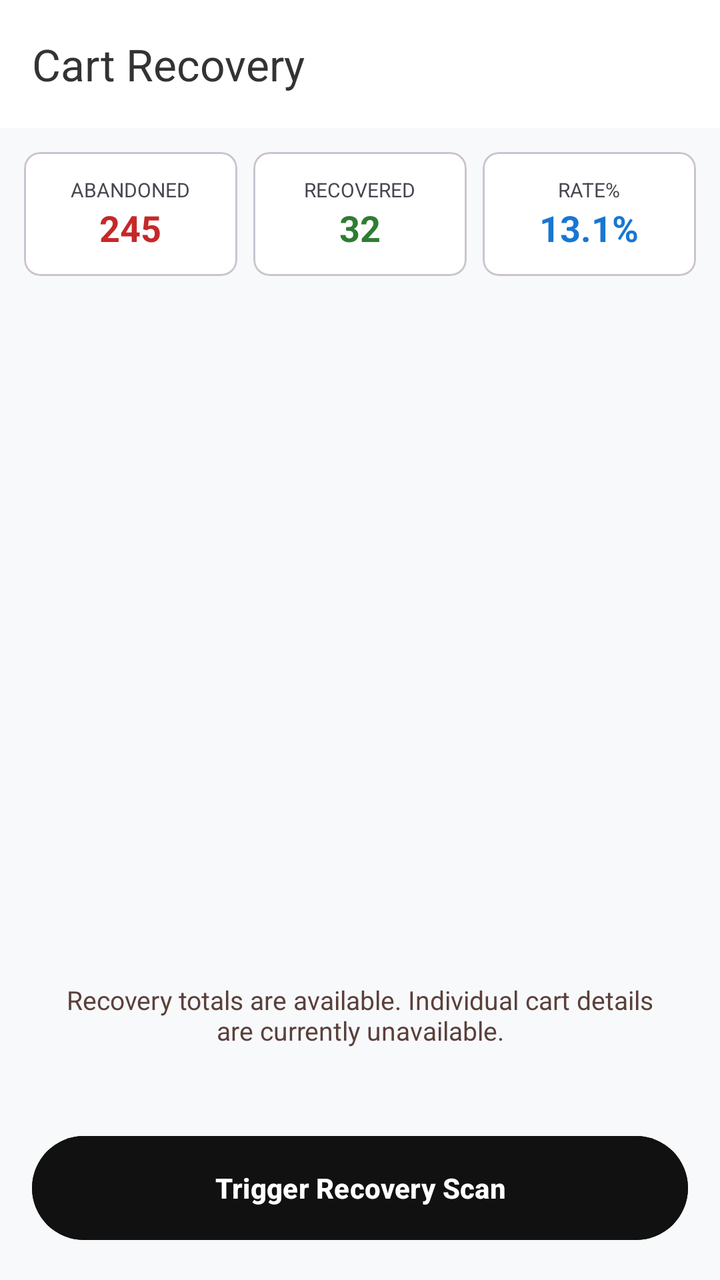
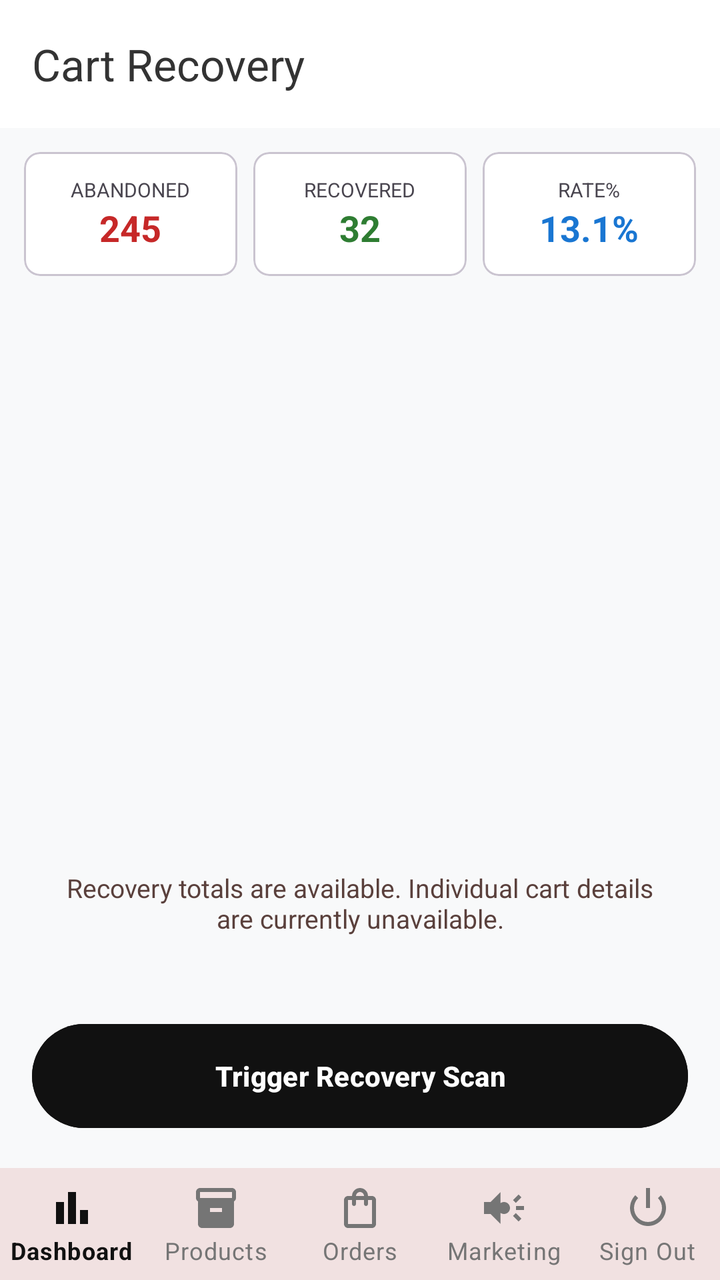

Two renders of the same Android screen: before a commit and after it. Below are the layout's source before the change and the commit's diff.
<!-- AndroidManifest.xml: application theme Theme.TirTirMCommerce -->
<!-- res/layout/activity_admin_cart_recovery.xml -->
<?xml version="1.0" encoding="utf-8"?>
<LinearLayout xmlns:android="http://schemas.android.com/apk/res/android"
    xmlns:app="http://schemas.android.com/apk/res-auto"
    android:layout_width="match_parent"
    android:layout_height="match_parent"
    android:orientation="vertical"
    android:background="#F8F9FA">

    <com.google.android.material.appbar.AppBarLayout
        android:layout_width="match_parent"
        android:layout_height="wrap_content">
        <androidx.appcompat.widget.Toolbar
            android:id="@+id/toolbarAdminCartRecovery"
            android:layout_width="match_parent"
            android:layout_height="?attr/actionBarSize"
            android:background="#FFFFFF"
            app:title="Cart Recovery"
            app:titleTextColor="#333333" />
    </com.google.android.material.appbar.AppBarLayout>

    <LinearLayout
        android:layout_width="match_parent"
        android:layout_height="wrap_content"
        android:orientation="horizontal"
        android:padding="8dp">

        <com.google.android.material.card.MaterialCardView
            android:layout_width="0dp"
            android:layout_height="wrap_content"
            android:layout_weight="1"
            android:layout_margin="4dp"
            app:cardCornerRadius="8dp">
            <LinearLayout
                android:layout_width="match_parent"
                android:layout_height="wrap_content"
                android:orientation="vertical"
                android:padding="12dp"
                android:gravity="center">
                <TextView
                    android:layout_width="wrap_content"
                    android:layout_height="wrap_content"
                    android:text="Abandoned"
                    android:textSize="10sp"
                    android:textAllCaps="true" />
                <TextView
                    android:id="@+id/tvStatAbandoned"
                    android:layout_width="wrap_content"
                    android:layout_height="wrap_content"
                    android:text="245"
                    android:textSize="18sp"
                    android:textStyle="bold"
                    android:textColor="#C62828" />
            </LinearLayout>
        </com.google.android.material.card.MaterialCardView>

        <com.google.android.material.card.MaterialCardView
            android:layout_width="0dp"
            android:layout_height="wrap_content"
            android:layout_weight="1"
            android:layout_margin="4dp"
            app:cardCornerRadius="8dp">
            <LinearLayout
                android:layout_width="match_parent"
                android:layout_height="wrap_content"
                android:orientation="vertical"
                android:padding="12dp"
                android:gravity="center">
                <TextView
                    android:layout_width="wrap_content"
                    android:layout_height="wrap_content"
                    android:text="Recovered"
                    android:textSize="10sp"
                    android:textAllCaps="true" />
                <TextView
                    android:id="@+id/tvStatRecovered"
                    android:layout_width="wrap_content"
                    android:layout_height="wrap_content"
                    android:text="32"
                    android:textSize="18sp"
                    android:textStyle="bold"
                    android:textColor="#2E7D32" />
            </LinearLayout>
        </com.google.android.material.card.MaterialCardView>

        <com.google.android.material.card.MaterialCardView
            android:layout_width="0dp"
            android:layout_height="wrap_content"
            android:layout_weight="1"
            android:layout_margin="4dp"
            app:cardCornerRadius="8dp">
            <LinearLayout
                android:layout_width="match_parent"
                android:layout_height="wrap_content"
                android:orientation="vertical"
                android:padding="12dp"
                android:gravity="center">
                <TextView
                    android:layout_width="wrap_content"
                    android:layout_height="wrap_content"
                    android:text="Rate%"
                    android:textSize="10sp"
                    android:textAllCaps="true" />
                <TextView
                    android:id="@+id/tvStatRate"
                    android:layout_width="wrap_content"
                    android:layout_height="wrap_content"
                    android:text="13.1%"
                    android:textSize="18sp"
                    android:textStyle="bold"
                    android:textColor="#1976D2" />
            </LinearLayout>
        </com.google.android.material.card.MaterialCardView>
    </LinearLayout>

    <androidx.recyclerview.widget.RecyclerView
        android:id="@+id/rvCartRecovery"
        android:layout_width="match_parent"
        android:layout_height="0dp"
        android:layout_weight="1"
        android:padding="8dp"
        android:clipToPadding="false"/>

    <TextView
        android:id="@+id/tvCartRecoveryEmpty"
        android:layout_width="match_parent"
        android:layout_height="wrap_content"
        android:gravity="center"
        android:padding="24dp"
        android:text="Recovery totals are available. Individual cart details are currently unavailable."
        android:textColor="@color/tirtir_text_secondary"
        android:textSize="13sp" />

    <Button
        android:id="@+id/btnTriggerRecovery"
        android:layout_width="match_parent"
        android:layout_height="60dp"
        android:layout_margin="16dp"
        android:backgroundTint="@color/tirtir_primary"
        android:text="Trigger Recovery Scan"
        android:textColor="@android:color/white"
        android:textStyle="bold" />

</LinearLayout>
<!-- resources referenced by this layout -->
<resources>
  <color name="tirtir_primary">#111111</color>
  <color name="tirtir_text_secondary">#5A403C</color>
  <style name="Theme.TirTirMCommerce" parent="Base.Theme.TirTirMCommerce" />
  <style name="Base.Theme.TirTirMCommerce" parent="Theme.Material3.DayNight.NoActionBar">
          
          <item name="colorPrimary">@color/tirtir_red_primary</item>
          <item name="colorPrimaryDark">@color/tirtir_red_dark</item>
          <item name="colorPrimaryContainer">@color/tirtir_red_surface</item>
  
          
          <item name="colorOnPrimary">@color/tirtir_white</item>
          <item name="colorOnPrimaryContainer">@color/tirtir_red_primary</item>
  
          
          <item name="colorSecondary">@color/tirtir_black</item>
          <item name="colorOnSecondary">@color/tirtir_white</item>
          <item name="colorSecondaryContainer">@color/tirtir_red_surface</item>
          <item name="colorOnSecondaryContainer">@color/tirtir_red_primary</item>
  
          
          <item name="colorSurface">@color/tirtir_white</item>
          <item name="colorOnSurface">@color/tirtir_black</item>
          <item name="colorSurfaceVariant">@color/tirtir_off_white</item>
  
          
          <item name="android:windowBackground">@color/tirtir_off_white</item>
          <item name="android:statusBarColor">@color/tirtir_white</item>
          <item name="android:windowLightStatusBar">true</item>
  
          
          <item name="colorError">@color/tirtir_error</item>
      </style>
  <color name="tirtir_red_primary">#8B0000</color>
  <color name="tirtir_red_dark">#610000</color>
  <color name="tirtir_red_surface">#FFF4F3</color>
  <color name="tirtir_white">#FFFFFF</color>
  <color name="tirtir_black">#1A1C1C</color>
  <color name="tirtir_off_white">#F9F9F9</color>
  <color name="tirtir_error">#D32F2F</color>
</resources>

<!-- the commit's change to res/layout/activity_admin_cart_recovery.xml (unified diff, before → after) -->
@@ -140,4 +140,19 @@
         android:textColor="@android:color/white"
         android:textStyle="bold" />
 
+    
+    <com.google.android.material.bottomnavigation.BottomNavigationView
+        android:id="@+id/bottomNavAdmin"
+        style="@style/Widget.MaterialComponents.BottomNavigationView"
+        android:layout_width="match_parent"
+        android:layout_height="wrap_content"
+        android:background="@android:color/white"
+        app:backgroundTint="@android:color/white"
+        app:surfaceTint="@android:color/white"
+        app:itemIconTint="@color/admin_nav_color"
+        app:itemTextColor="@color/admin_nav_color"
+        app:labelVisibilityMode="labeled"
+        app:menu="@menu/menu_admin_bottom_nav"
+        app:elevation="8dp" />
+
 </LinearLayout>
